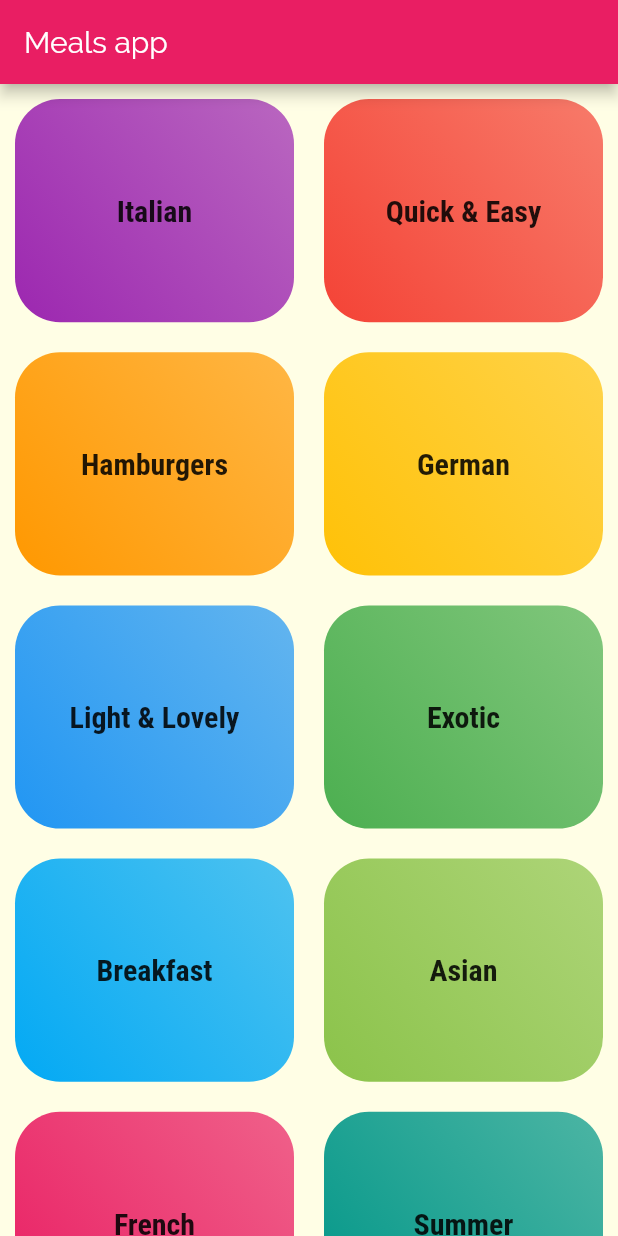
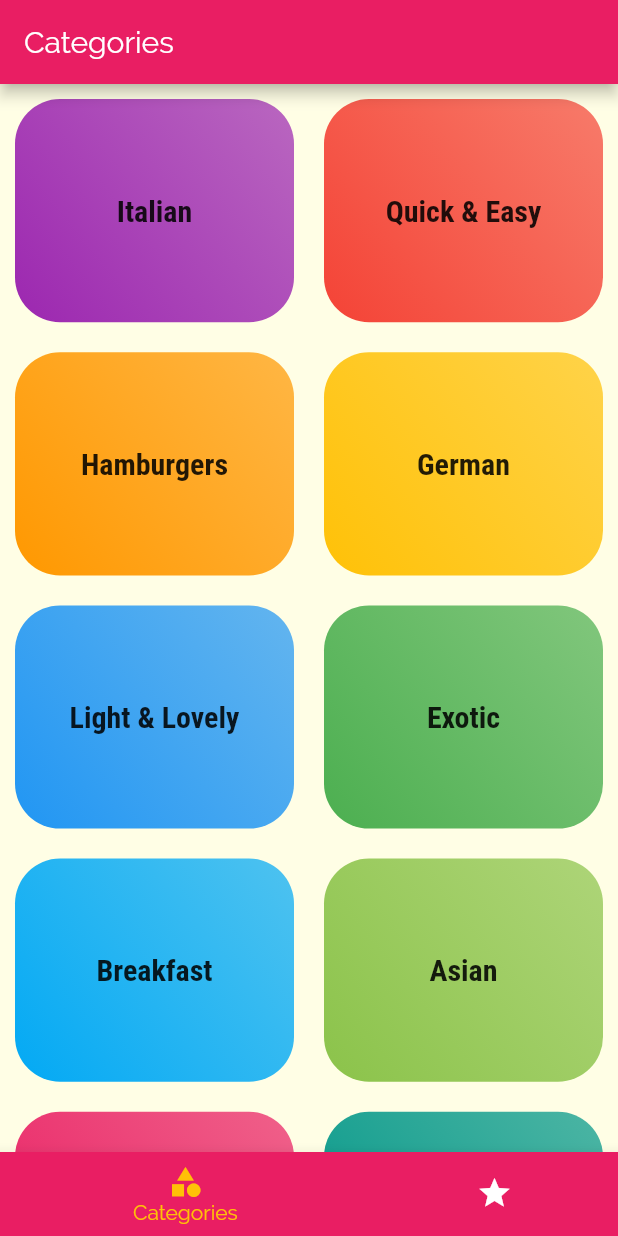
Before and after one commit to nikunjsaraf-oss/meals_app, a Flutter app: the screen it shows after launch, on a phone screen of 412 x 824 dp. Run offline on Flutter 3.47's test engine with Material 2 defaults, Android fonts, the phone set to English and light mode, and no system bars.

Commit message:
Added tab bar

```diff
--- a/lib/main.dart
+++ b/lib/main.dart
@@ -1,5 +1,6 @@
 import 'package:flutter/material.dart';
 
+import './screens/tabs_screen.dart';
 import './screens/meal_detail.dart';
 import './screens/category_meals_screen.dart';
 import './screens/categories_screen.dart';
@@ -35,7 +36,7 @@ class MyApp extends StatelessWidget {
       // home: CategoriesScreen(), // First screen of app
       initialRoute: '/',
       routes: {
-        '/': (ctx) => CategoriesScreen(),
+        '/': (ctx) => TabsScreen(),
         CategoryMealsScreen.routeName : (ctx) => CategoryMealsScreen(),
         MealDetailScreen.routeName : (ctx) => MealDetailScreen(),
       },
--- a/lib/screens/categories_screen.dart
+++ b/lib/screens/categories_screen.dart
@@ -6,13 +6,11 @@ import '../data/dummy_data.dart';
 class CategoriesScreen extends StatelessWidget {
   @override
   Widget build(BuildContext context) {
-    return Scaffold(
-      appBar: AppBar(title: Text('Meals app')),
-      body: GridView(
+    return GridView(
       padding: const EdgeInsets.all(10),
       gridDelegate: SliverGridDelegateWithMaxCrossAxisExtent(
         maxCrossAxisExtent: 200,
-          childAspectRatio: 5/4,
+        childAspectRatio: 5 / 4,
         crossAxisSpacing: 20, // Vertical space between columns
         mainAxisSpacing: 20, // Horizontal space between rows
       ),
@@ -25,7 +23,6 @@ class CategoriesScreen extends StatelessWidget {
             ),
           )
           .toList(),
-      ),
     );
   }
 }
--- /dev/null
+++ b/lib/screens/favorites.dart
@@ -0,0 +1,10 @@
+import 'package:flutter/material.dart';
+
+class Favorites extends StatelessWidget {
+  @override
+  Widget build(BuildContext context) {
+    return Center(
+      child: Text('Favorites screen'),
+    );
+  }
+}
--- /dev/null
+++ b/lib/screens/tabs_screen.dart
@@ -0,0 +1,60 @@
+import 'package:flutter/material.dart';
+
+import './favorites.dart';
+import './categories_screen.dart';
+
+class TabsScreen extends StatefulWidget {
+  @override
+  _TabsScreenState createState() => _TabsScreenState();
+}
+
+class _TabsScreenState extends State<TabsScreen> {
+  final List<Map<String, Object>> _pages = [
+    {
+      'pages': CategoriesScreen(),
+      'title': 'Categories',
+    },
+    {
+      'pages': Favorites(),
+      'title': 'Favorites',
+    },
+  ];
+
+  int _selectedPageIndex = 0;
+
+  void _selectPage(int index) {
+    setState(() {
+      _selectedPageIndex = index;
+    });
+  }
+
+  @override
+  Widget build(BuildContext context) {
+    return Scaffold(
+      appBar: AppBar(
+        title: Text(_pages[_selectedPageIndex]['title']),
+      ),
+      body: _pages[_selectedPageIndex]['pages'],
+      bottomNavigationBar: BottomNavigationBar(
+        onTap: _selectPage,
+        backgroundColor: Theme.of(context).primaryColor,
+        unselectedItemColor: Colors.white,
+        selectedItemColor: Theme.of(context).accentColor,
+        currentIndex: _selectedPageIndex,
+        type: BottomNavigationBarType.shifting,
+        items: [
+          BottomNavigationBarItem(
+            backgroundColor: Theme.of(context).primaryColor,
+            icon: Icon(Icons.category),
+            label: 'Categories',
+          ),
+          BottomNavigationBarItem(
+            backgroundColor: Theme.of(context).primaryColor,
+            icon: Icon(Icons.star),
+            label: 'Favorites',
+          )
+        ],
+      ),
+    );
+  }
+}
```
Also changed, not shown: 1 other file. Lines whose indentation alone changed are shown as unchanged.
